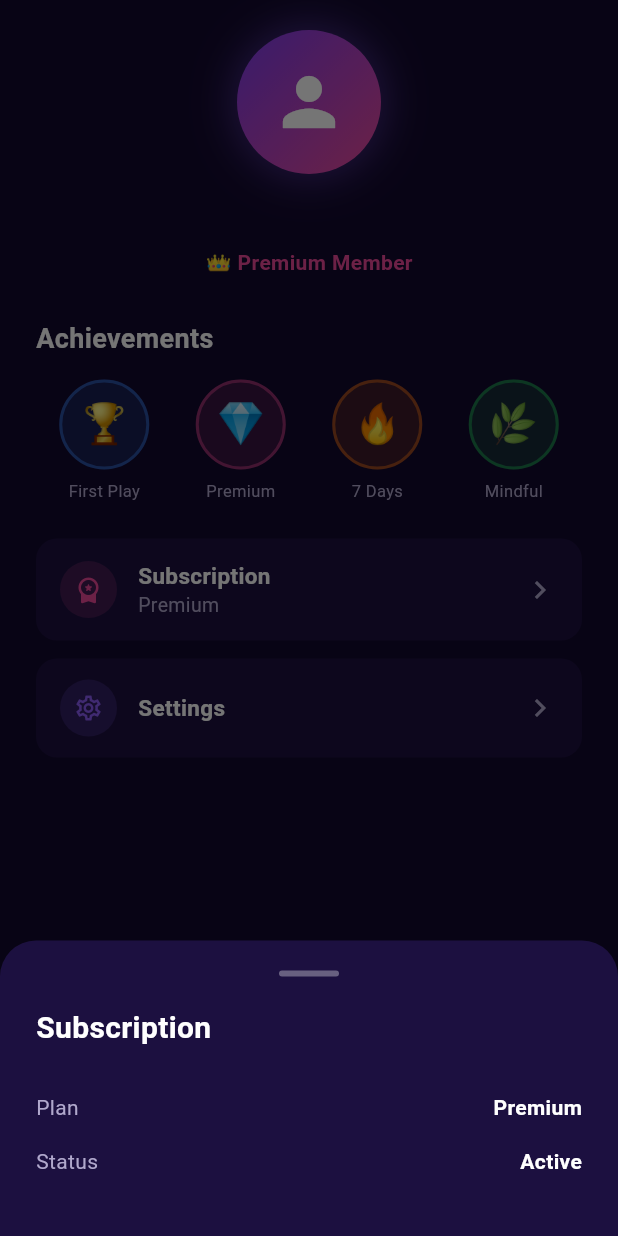
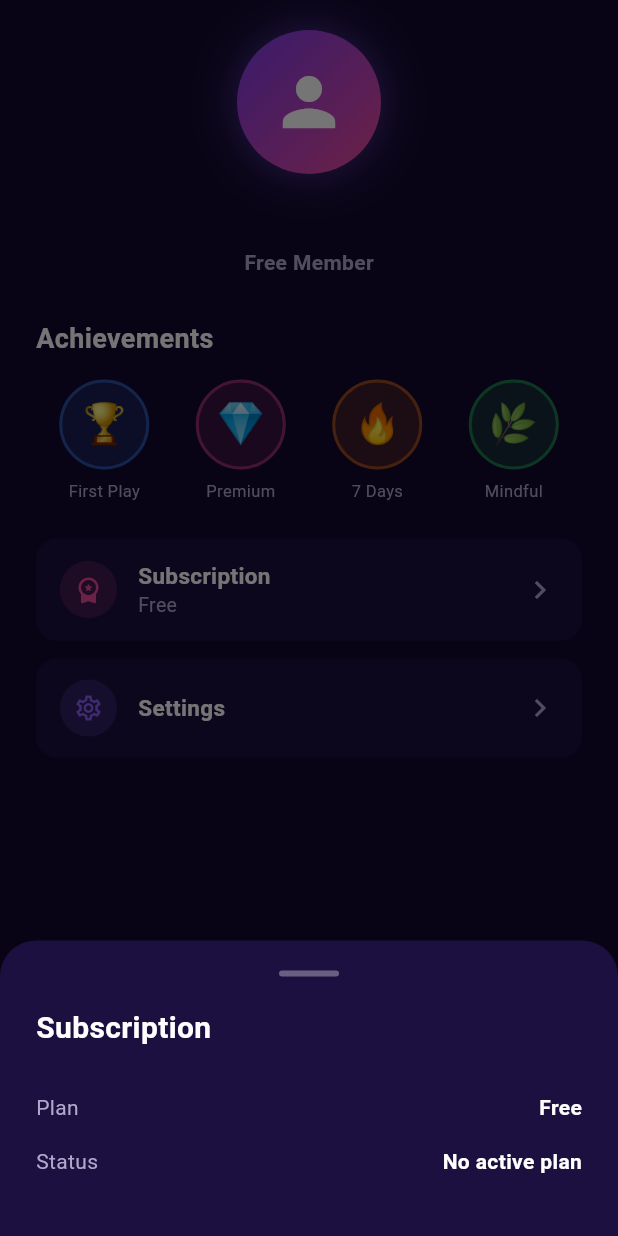
Before and after one commit to cyberking-coder/Rishi_app2, a Flutter app: the ProfileScreen screen opened by its route, after a tap on "Subscription", on a phone screen of 412 x 824 dp. Run offline on Flutter 3.47's test engine with Material 3 defaults, Android fonts, the phone set to English and light mode, and no system bars; our stand-ins replace audio_service, device_info_plus, flutter_riverpod, flutter_secure_storage, go_router, google_sign_in and 2 more; missing offline and left inert: pointycastle; accounts and stored records are empty.

Commit message:
Fix profile screen hardcoding "Premium" for every user
subPlan defaulted to the literal string 'Premium' whenever there was no
subscriptions row - which is every account today, since that table
isn't populated by any code yet (a known dead-schema gap). This made
every user, including free-tier ones, see "Premium Member" and
Subscription: Premium regardless of their actual tier.

Now falls back to the real access tier (admin/retreat/free) instead,
and free users no longer see the crown emoji or a misleading "Active"
subscription status.

```diff
--- a/mobile_app/lib/features/profile/presentation/screens/profile_screen.dart
+++ b/mobile_app/lib/features/profile/presentation/screens/profile_screen.dart
@@ -3,8 +3,26 @@ import 'package:flutter_riverpod/flutter_riverpod.dart';
 import 'package:go_router/go_router.dart';
 
 import '../../../../core/device/device_info_service.dart';
+import '../../../access/application/access_providers.dart';
+import '../../../access/domain/access_state.dart';
 import '../../../auth/application/auth_providers.dart';
 import '../../application/profile_providers.dart';
+
+/// Falls back to the real access tier when there's no `subscriptions` row
+/// (true for every account today - that table isn't populated by any code
+/// yet). Without this, the plan label always defaulted to the literal
+/// string 'Premium' for every user, free or not.
+String _planLabelFor(UserTier? tier) {
+  switch (tier) {
+    case UserTier.admin:
+      return 'Staff';
+    case UserTier.retreat:
+      return 'Premium';
+    case UserTier.free:
+    case null:
+      return 'Free';
+  }
+}
 
 const _kBg = Color(0xFF12082E);
 const _kSurface = Color(0xFF1C1040);
@@ -20,6 +38,7 @@ class ProfileScreen extends ConsumerWidget {
   Widget build(BuildContext context, WidgetRef ref) {
     final profileAsync = ref.watch(userProfileProvider);
     final subAsync = ref.watch(subscriptionSummaryProvider);
+    final access = ref.watch(accessStateProvider).valueOrNull;
 
     return Scaffold(
       backgroundColor: _kBg,
@@ -33,7 +52,10 @@ class ProfileScreen extends ConsumerWidget {
                 style: const TextStyle(color: _kSub)),
           ),
           data: (profile) {
-            final subPlan = subAsync.valueOrNull?.planName ?? 'Premium';
+            final subPlan = subAsync.valueOrNull?.planName ??
+                _planLabelFor(access?.tier);
+            final isFree = subAsync.valueOrNull == null &&
+                access?.tier == UserTier.free;
 
             return ListView(
               padding: const EdgeInsets.symmetric(horizontal: 24, vertical: 20),
@@ -76,12 +98,13 @@ class ProfileScreen extends ConsumerWidget {
                       Row(
                         mainAxisSize: MainAxisSize.min,
                         children: [
-                          const Text('👑 ',
-                              style: TextStyle(fontSize: 14)),
+                          if (!isFree)
+                            const Text('👑 ',
+                                style: TextStyle(fontSize: 14)),
                           Text(
                             '$subPlan Member',
-                            style: const TextStyle(
-                              color: _kPink,
+                            style: TextStyle(
+                              color: isFree ? _kSub : _kPink,
                               fontSize: 14,
                               fontWeight: FontWeight.w600,
                             ),
@@ -148,6 +171,7 @@ class ProfileScreen extends ConsumerWidget {
                     context,
                     subPlan,
                     subAsync.valueOrNull,
+                    isFree,
                   ),
                 ),
                 const SizedBox(height: 12),
@@ -218,6 +242,7 @@ class ProfileScreen extends ConsumerWidget {
     BuildContext context,
     String planName,
     dynamic subscription,
+    bool isFree,
   ) {
     showModalBottomSheet<void>(
       context: context,
@@ -262,7 +287,8 @@ class ProfileScreen extends ConsumerWidget {
                       .first,
                 ),
             ] else
-              const _DetailRow(label: 'Status', value: 'Active'),
+              _DetailRow(
+                  label: 'Status', value: isFree ? 'No active plan' : 'Active'),
           ],
         ),
       ),
```
